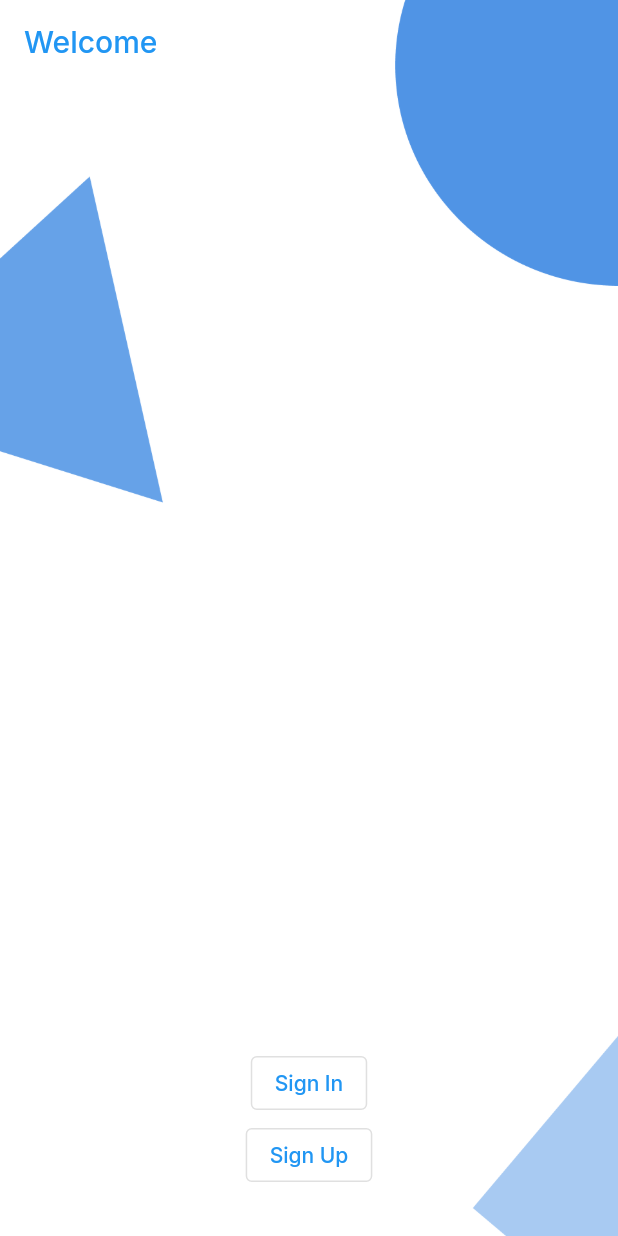
After one commit to wolfe88/Bootcamp-f5, a Flutter app: the screen it shows after launch, on a phone screen of 412 x 824 dp. The commit adds this screen. Run offline on Flutter 3.47's test engine with Material 2 defaults, Android fonts, the phone set to English and light mode, and no system bars; our stand-ins replace cached_network_image, cloud_firestore, firebase_auth, firebase_core, gap, get and 3 more; missing offline and left inert: flutter_rating_native; accounts and stored records are empty; project files that could hold a hidden picture were left out.

Commit message:
uncompleted and made so many changes

```diff
--- a/lib/constants/routes.dart
+++ b/lib/constants/routes.dart
@@ -5,6 +5,7 @@ const homepageRoute = "/pages/home_page/";
 const mekanpageRoute = "/pages/mekan_page/";
 const favoripageRoute = "/pages/favori_page/";
 const conversationspageRoute = "/pages/conversations_page/";
+const mappageRoute = "/pages/map_page/";
 const searchpageRoute = "/pages/search_page/";
 const eventspageRoute = "/pages/events_page/";
 const profilepageRoute = "/pages/profile_page/";
--- a/lib/main.dart
+++ b/lib/main.dart
@@ -6,11 +6,13 @@ import 'package:explore_nearby/pages/favori_page.dart';
 import 'package:explore_nearby/pages/events_page.dart';
 import 'package:explore_nearby/pages/home_page.dart';
 import 'package:explore_nearby/pages/conversations_page.dart';
-import 'package:explore_nearby/pages/mekan_page.dart';
+import 'package:explore_nearby/pages/PlaceInfoPage.dart';
+import 'package:explore_nearby/pages/map_page.dart';
 import 'package:explore_nearby/pages/profile_page.dart';
 import 'package:explore_nearby/pages/search_page.dart';
 import 'package:explore_nearby/screens/home_screen.dart';
 import 'package:explore_nearby/screens/register_screen.dart';
+import 'package:explore_nearby/screens/splashscreen.dart';
 import 'package:explore_nearby/theme.dart';
 import 'package:flutter/material.dart';
 import 'package:firebase_auth/firebase_auth.dart';
@@ -35,12 +37,14 @@ class BasePage extends StatelessWidget {
         themeMode: ThemeMode.dark,
         debugShowCheckedModeBanner: false,
         title: "explore_nearby",
-        home: const HomeScreen(),
+        home: FirebaseAuth.instance.currentUser != null
+            ? const HomeScreen()
+            : const SplashScreen(),
         routes: {
           homepageRoute: (context) => const HomePage(),
           conversationspageRoute: (context) => const ConversationsPage(),
+          mappageRoute: (context) => const MapPage(),
           searchpageRoute: (context) => const SearchPage(),
-          mekanpageRoute: (context) => const MekanPage(),
           favoripageRoute: (context) => const FavoriPage(),
           eventspageRoute: (context) => const EventsPage(),
           profilepageRoute: (context) => const ProfilePage(),
--- a/lib/pages/favori_page.dart
+++ b/lib/pages/favori_page.dart
@@ -20,8 +20,7 @@ class FavoriPage extends StatelessWidget {
         elevation: 2,
         leading: IconButton(
             onPressed: (){
-              Navigator.of(context).push(MaterialPageRoute(
-                  builder: (context) => const ProfilePage()));
+              Navigator.of(context).pop();
             },
             icon: const Icon(Icons.arrow_back)),
       ),
--- /dev/null
+++ b/lib/screens/splashscreen.dart
@@ -0,0 +1,64 @@
+import 'package:explore_nearby/screens/register_screen.dart';
+import 'package:flutter/material.dart';
+
+import 'home_screen.dart';
+import 'login_screen.dart';
+
+
+class SplashScreen extends StatefulWidget {
+  const SplashScreen({Key? key}) : super(key: key);
+
+  @override
+  State<SplashScreen> createState() => _SplashScreenState();
+}
+
+class _SplashScreenState extends State<SplashScreen> {
+  @override
+  Widget build(BuildContext context) {
+    return Scaffold(
+      extendBodyBehindAppBar: true,
+      backgroundColor: Colors.white,
+      appBar: AppBar(
+        title: new Text(
+          "Welcome",
+          style: TextStyle(color: Colors.blue),
+        ),
+        backgroundColor: Colors.transparent,
+        elevation: 0.0,
+      ),
+      body: Container(
+        decoration: const BoxDecoration(
+          image: DecorationImage(
+            image: AssetImage("assets/images/splash.png"),
+            fit: BoxFit.cover,
+          ),
+        ),
+        child: Center(
+          child: Container(
+            margin: EdgeInsets.only(bottom: 30),
+            child: Column(
+              mainAxisAlignment: MainAxisAlignment.end,
+              children: [
+                OutlinedButton(onPressed: (){
+                  Navigator.of(context).pushReplacement(
+                      MaterialPageRoute(builder: (context) => const Login()));
+
+                }, child: Text('Sign In')),
+                OutlinedButton(onPressed:(){
+                  Navigator.of(context).pushReplacement(
+                      MaterialPageRoute(builder: (context) => const Register()));
+
+                }, child: Text('Sign Up')),
+              ],
+            ),
+          ),
+        ),
+      ),
+    );
+  }
+}
+
+goToHomeScreen(BuildContext context) {
+  Navigator.of(context).pushReplacement(
+      MaterialPageRoute(builder: (context) => const HomeScreen()));
+}
```
Also changed, not shown: lib/firebase/firestoreDB.dart (+23 -0 lines), lib/pages/PlaceInfoPage.dart (added, +28 -0 lines), lib/pages/home_page.dart (+54 -19 lines), lib/pages/map_page.dart (added, +12 -0 lines), lib/pages/mekan_page.dart (deleted, +0 -12 lines), lib/screens/home_screen.dart (+11 -10 lines), lib/widgets/mekan.card.dart (+20 -9 lines), assets/images/splash.png (added).
